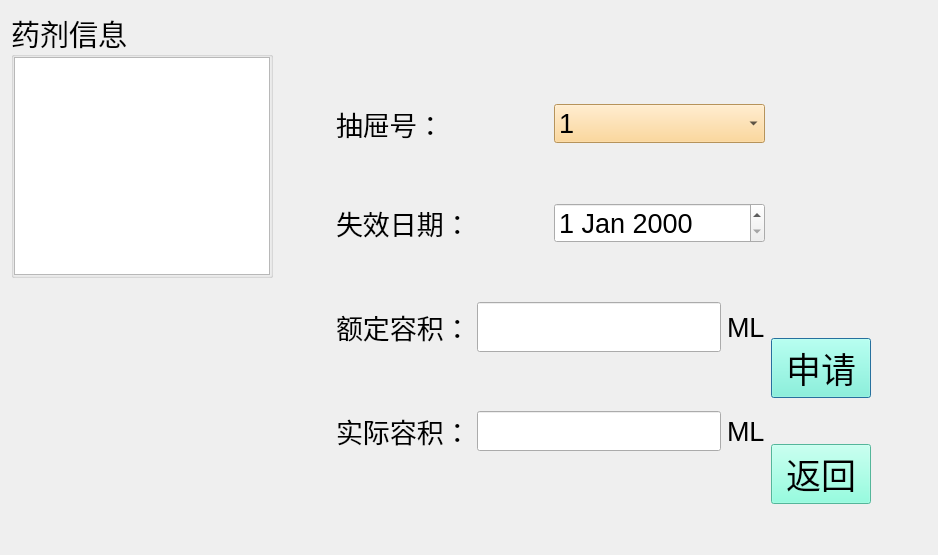
First picture: the form in qt/SmartCabinet/ui/common/dg_requestposition.ui, repository huanghl365/web, before the edit.
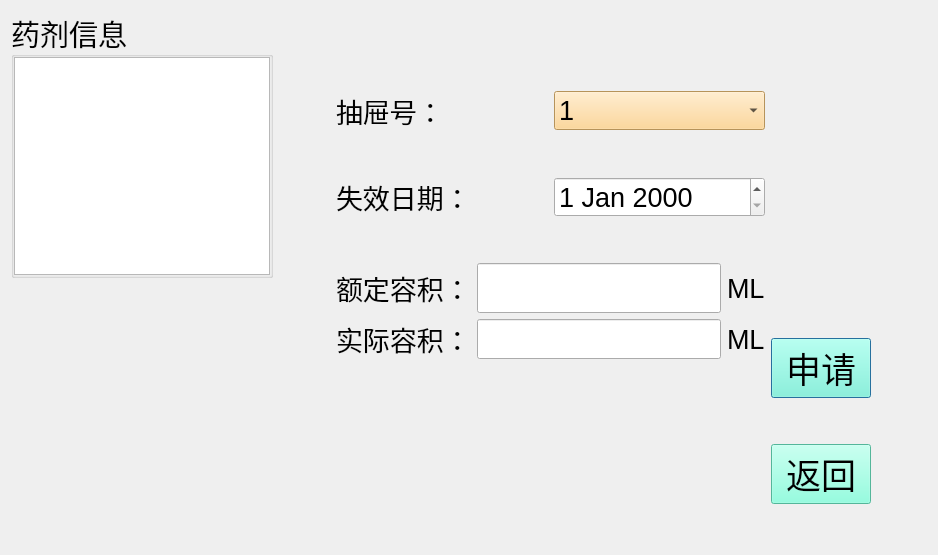
Second picture: the form after the edit.

What changed in the file:
```diff
--- a/qt/SmartCabinet/ui/common/dg_requestposition.ui
+++ b/qt/SmartCabinet/ui/common/dg_requestposition.ui
@@ -110,7 +110,7 @@
        <item>
         <layout class="QHBoxLayout" name="horizontalLayout_5">
          <item>
-          <layout class="QVBoxLayout" name="verticalLayout_2">
+          <layout class="QVBoxLayout" name="verticalLayout_2" stretch="0,0,0,0,0,0,0,1">
            <item>
             <spacer name="verticalSpacer_5">
              <property name="orientation">
@@ -310,19 +310,6 @@
              </item>
             </layout>
            </item>
-           <item>
-            <spacer name="verticalSpacer_4">
-             <property name="orientation">
-              <enum>Qt::Vertical</enum>
-             </property>
-             <property name="sizeHint" stdset="0">
-              <size>
-               <width>20</width>
-               <height>40</height>
-              </size>
-             </property>
-            </spacer>
-           </item>
            <item>
             <layout class="QHBoxLayout" name="horizontalLayout_4">
              <item>
```
